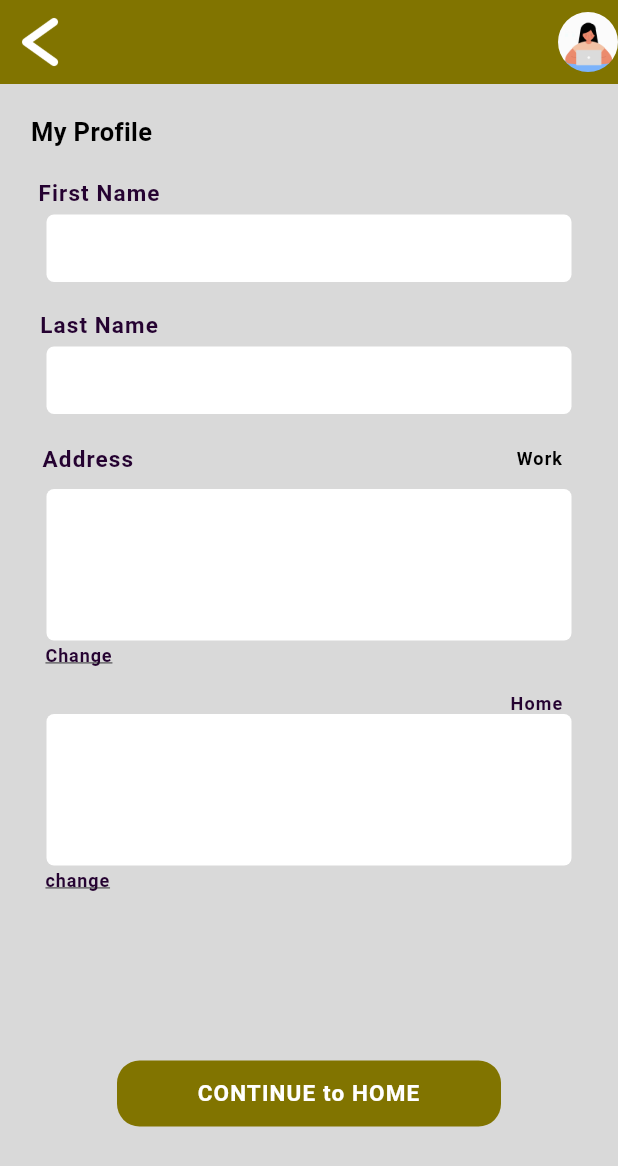
After one commit to rhedyarajeev/mealsapp, a Flutter app: the AccountScreen screen opened directly, on a phone screen of 412 x 824 dp. The commit adds this screen. Shown: the top 1166 px of the screen. Run offline on Flutter 3.47's test engine with Material 3 defaults, Android fonts, the phone set to English and light mode, and no system bars; Roboto replaces fonts that are missing (Montserrat).

Commit message:
first commit

```diff
--- /dev/null
+++ b/lib/Account_screen.dart
@@ -0,0 +1,275 @@
+import 'package:flutter/material.dart';
+import 'package:mealsapp/home_page.dart';
+class AccountScreen extends StatelessWidget {
+  const AccountScreen({super.key});
+
+  @override
+  Widget build(BuildContext context) {
+    return Scaffold(
+      appBar: AppBar(
+        backgroundColor: const Color(0xFF817400),
+        actions: [
+          ClipOval(
+            child: SizedBox(
+              width: 40,
+              height: 40,
+              child: Image.asset(
+                'assets/images/profile.gif',
+                fit: BoxFit.cover,
+              ),
+            ),
+          ),
+        ],
+        leading: IconButton(
+          icon: Image.asset('assets/images/angular.png'),
+          onPressed: () {},
+        ),
+      ),
+      backgroundColor: const Color(0xFFD9D9D9),
+      body: Column(
+        children: [
+          const Padding(
+            padding: EdgeInsets.only(
+              top: 20.0,
+              left: 0,
+              right: 290.0,
+              bottom: 20.0,
+            ),
+            child: Text(
+              'My Profile',
+              style: TextStyle(
+                color: Colors.black,
+                fontSize: 17,
+                fontFamily: 'Montserrat',
+                fontWeight: FontWeight.w600,
+              ),
+            ),
+          ),
+          const Padding(
+            padding: EdgeInsets.only(
+              right: 280.0,
+              bottom: 5.0,
+            ),
+            child: Text(
+              'First Name',
+              style: TextStyle(
+                color: Color(0xFF250231),
+                fontSize: 15,
+                fontFamily: 'Montserrat',
+                fontWeight: FontWeight.w600,
+                height: 0,
+                letterSpacing: 0.75,
+              ),
+            ),
+          ),
+          Container(
+            margin: const EdgeInsets.only(
+              left: 30,
+              right: 30,
+            ),
+            width: 350,
+            height: 45,
+            decoration: BoxDecoration(
+              color: Colors.white,
+              borderRadius: BorderRadius.circular(5),
+            ),
+          ),
+          const SizedBox(
+            height: 20,
+          ),
+          const Padding(
+            padding: EdgeInsets.only(
+              right: 280.0,
+              bottom: 5.0,
+
+            ),
+            child: Text(
+              'Last Name',
+              style: TextStyle(
+                color: Color(0xFF250231),
+                fontSize: 15,
+                fontFamily: 'Montserrat',
+                fontWeight: FontWeight.w600,
+                height: 0,
+                letterSpacing: 0.75,
+              ),
+            ),
+          ),
+          Container(
+            margin: const EdgeInsets.only(
+              left: 20,
+              right: 20,
+            ),
+            width: 350,
+            height: 45,
+            decoration: BoxDecoration(
+              color: Colors.white,
+              borderRadius: BorderRadius.circular(5),
+            ),
+          ),
+          const SizedBox(
+            height: 20,
+          ),
+          const Row(
+            children: [
+              Padding(
+                padding: EdgeInsets.only(
+                  right: 28.0,
+                  bottom: 20.0,
+                ),
+              ),
+              Text(
+                'Address',
+                style: TextStyle(
+                  color: Color(0xFF250231),
+                  fontSize: 15,
+                  fontFamily: 'Montserrat',
+                  fontWeight: FontWeight.w600,
+                  height: 0,
+                  letterSpacing: 0.75,
+                ),
+              ),
+              SizedBox(width: 250),
+              Padding(
+                padding: EdgeInsets.only(
+                  right: 5.0,
+                  bottom: 1.0,
+                ),
+              ),
+              Text(
+                'Work',
+                style: TextStyle(
+                  color: Colors.black,
+                  fontSize: 12,
+                  fontFamily: 'Montserrat',
+                  fontWeight: FontWeight.w600,
+                  height: 0,
+                  letterSpacing: 0.75,
+                ),
+              ),
+            ],),
+          const SizedBox(height: 10),
+          Container(
+            margin: const EdgeInsets.only(
+              left: 30,
+              right: 30,
+            ),
+            width: 350,
+            height: 101,
+            decoration: BoxDecoration(
+              color: Colors.white,
+              borderRadius: BorderRadius.circular(5),
+            ),
+          ),
+          const Row(
+            children: [
+              Padding(
+                padding: EdgeInsets.only(
+                  right: 30.0,
+                  bottom: 20.0,
+                ),
+              ),
+              Text(
+                'Change',
+                textAlign: TextAlign.right,
+                style: TextStyle(
+                  color: Color(0xFF250231),
+                  fontSize: 12,
+                  fontFamily: 'Montserrat',
+                  fontWeight: FontWeight.w600,
+                  height: 0,
+                  letterSpacing: 0.60,
+                  decoration: TextDecoration.underline,
+                ),
+              ),
+            ],),
+            const SizedBox(height: 15,),
+          const Row(
+            children: [
+              SizedBox(width: 340),
+              Text(
+                'Home',
+                textAlign: TextAlign.right,
+                style: TextStyle(
+                  color: Color(0xFF250231),
+                  fontSize: 12,
+                  fontFamily: 'Montserrat',
+                  fontWeight: FontWeight.w600,
+                  height: 0,
+                  letterSpacing: 0.75,
+                ),
+              ),
+            ],),
+          Container(
+            margin: const EdgeInsets.only(
+              left: 30,
+              right: 30,
+            ),
+            width: 350,
+            height: 101,
+            decoration: BoxDecoration(
+              color: Colors.white,
+              borderRadius: BorderRadius.circular(5),
+            ),
+          ),
+          const Row(
+            children: [
+              Padding(
+                padding: EdgeInsets.only(
+                  right: 30.0,
+                  bottom: 20.0,
+                ),
+              ),
+              Text(
+                'change',
+                textAlign: TextAlign.right,
+                style: TextStyle(
+                  color: Color(0xFF250231),
+                  fontSize: 12,
+                  fontFamily: 'Montserrat',
+                  fontWeight: FontWeight.w600,
+                  height: 0,
+                  letterSpacing: 0.60,
+                  decoration: TextDecoration.underline,
+                ),
+              ),
+            ],),
+          const SizedBox(height: 110),
+            GestureDetector(
+             onTap: () {
+             Navigator.push(
+             context,
+             MaterialPageRoute(builder: (context) => const HomePage()),
+           );
+          },
+          child: Container(
+            width: 256,
+            height: 44,
+            decoration: ShapeDecoration(
+              color: const Color(0xFF817400),
+              shape: RoundedRectangleBorder(
+                borderRadius: BorderRadius.circular(15),
+              ),
+            ),
+            child: const Column(
+              mainAxisAlignment: MainAxisAlignment.center,
+                children: [
+                  Text(
+                    'CONTINUE to HOME',
+                    textAlign: TextAlign.center,
+                    style: TextStyle(
+                      color: Colors.white,
+                      fontSize: 15,
+                      fontFamily: 'Montserrat',
+                      fontWeight: FontWeight.w600,
+                      height: 0,
+                      letterSpacing: 0.75,
+                    ),
+                  )
+                ],),
+          ),
+         ),
+      ],),
+    );
+  }
+}
--- a/lib/courses_category.dart
+++ b/lib/courses_category.dart
@@ -60,6 +60,7 @@ borderRadius: BorderRadius.circular(10),
 ),
 ),
 
+
      child:  Row(
                   children: [
                     const Padding(
@@ -94,6 +95,8 @@ borderRadius: BorderRadius.circular(10),
     ],
 
    ),
+
+
 
 const SizedBox(
               height: 10,
--- a/lib/home_page.dart
+++ b/lib/home_page.dart
@@ -1,4 +1,5 @@
 import 'package:flutter/material.dart';
+import 'package:mealsapp/Account_screen.dart';
 import 'package:mealsapp/menu.dart';
 
 
@@ -12,6 +13,13 @@ class HomePage extends StatelessWidget {
         backgroundColor: const Color(0xFF817400),
         actions: [
           ClipOval(
+            child: GestureDetector(
+             onTap: () {
+             Navigator.push(
+             context,
+             MaterialPageRoute(builder: (context) => const AccountScreen()),
+      );
+    },
             child: SizedBox(
               width: 40,
               height: 40,
@@ -21,12 +29,18 @@ class HomePage extends StatelessWidget {
               ),
             ),
           ),
+          ),
+
+
         ],
         leading: IconButton(
           icon: const Icon(Icons.shopping_cart),
           onPressed: () {},
         ),
+
       ),
+
+
       backgroundColor: const Color(0xFFD9D9D9),
       body: Column(
         children: [
```
